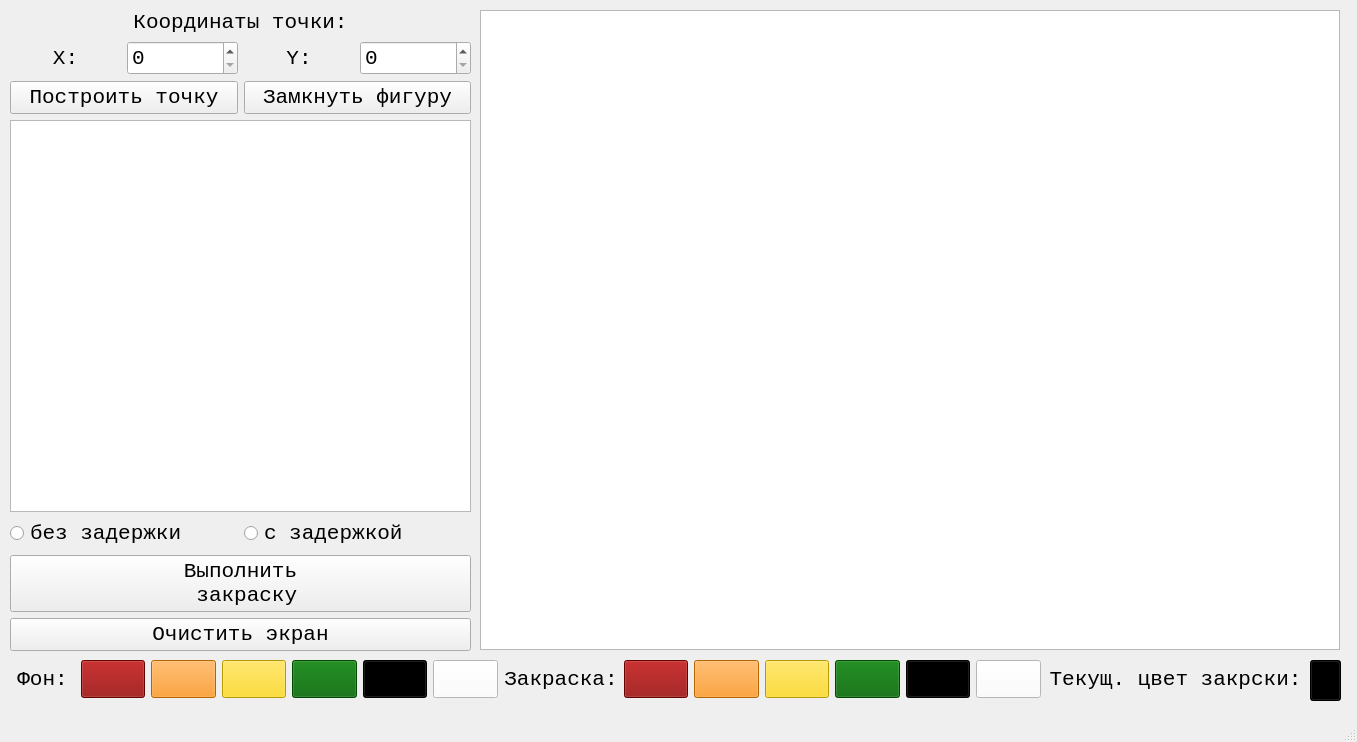
Before: the Qt Designer form lab_05_cg/mainwindow.ui in 4otis/4sem-computer-graphics, drawn with Qt 5.
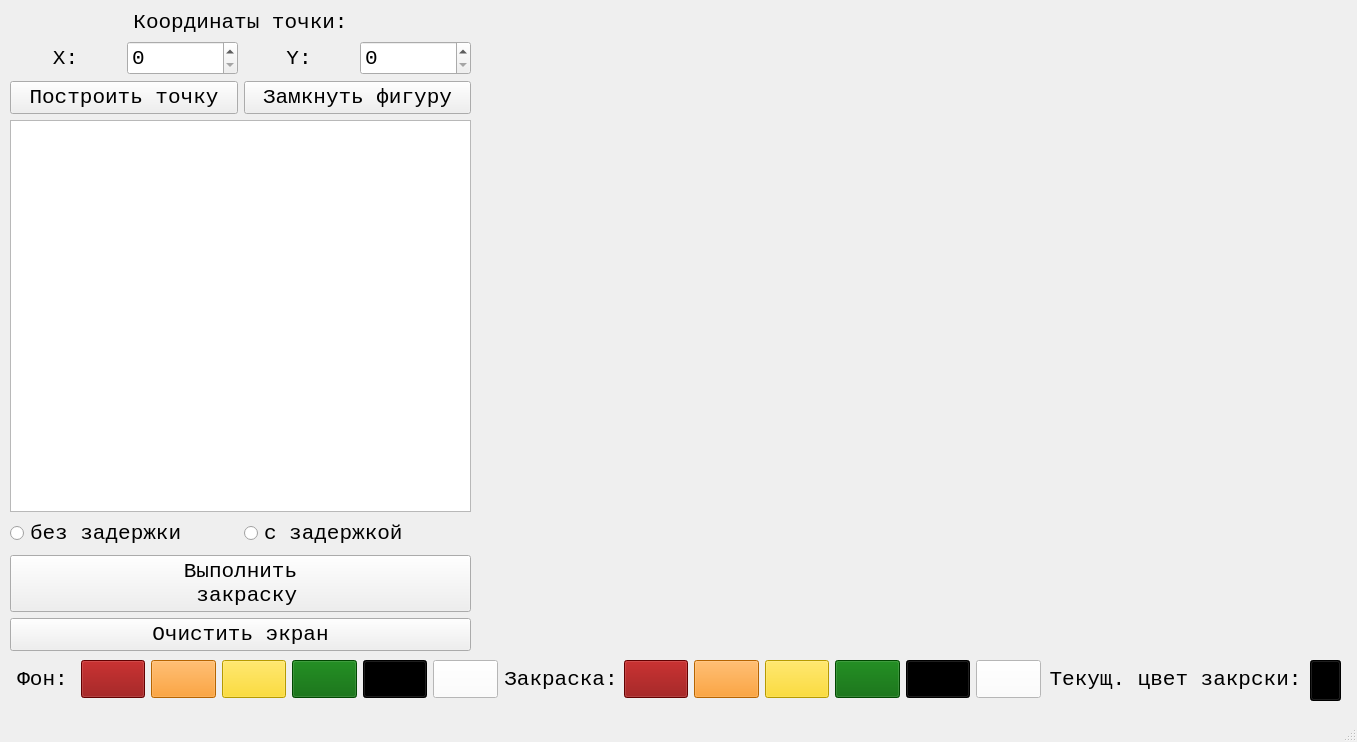
After: the same form once the commit is applied.

Commit message: GraphicsView widget was removed. Some changes were added to UI.

The edit to the form file:
```diff
--- a/lab_05_cg/mainwindow.ui
+++ b/lab_05_cg/mainwindow.ui
@@ -598,58 +598,16 @@
      <set>Qt::AlignCenter</set>
     </property>
    </widget>
-   <widget class="QGraphicsView" name="graphicsView">
+   <widget class="QWidget" name="verticalLayoutWidget">
     <property name="geometry">
      <rect>
-      <x>480</x>
-      <y>10</y>
-      <width>860</width>
-      <height>640</height>
+      <x>479</x>
+      <y>9</y>
+      <width>861</width>
+      <height>641</height>
      </rect>
     </property>
-    <property name="sizePolicy">
-     <sizepolicy hsizetype="Fixed" vsizetype="Fixed">
-      <horstretch>0</horstretch>
-      <verstretch>0</verstretch>
-     </sizepolicy>
-    </property>
-    <property name="minimumSize">
-     <size>
-      <width>860</width>
-      <height>640</height>
-     </size>
-    </property>
-    <property name="maximumSize">
-     <size>
-      <width>860</width>
-      <height>640</height>
-     </size>
-    </property>
-    <property name="font">
-     <font>
-      <pointsize>16</pointsize>
-     </font>
-    </property>
-    <property name="verticalScrollBarPolicy">
-     <enum>Qt::ScrollBarAlwaysOff</enum>
-    </property>
-    <property name="horizontalScrollBarPolicy">
-     <enum>Qt::ScrollBarAlwaysOff</enum>
-    </property>
-    <property name="interactive">
-     <bool>false</bool>
-    </property>
-    <property name="sceneRect">
-     <rectf>
-      <x>0.000000000000000</x>
-      <y>0.000000000000000</y>
-      <width>860.000000000000000</width>
-      <height>640.000000000000000</height>
-     </rectf>
-    </property>
-    <property name="alignment">
-     <set>Qt::AlignLeading|Qt::AlignLeft|Qt::AlignTop</set>
-    </property>
+    <layout class="QVBoxLayout" name="verticalLayout"/>
    </widget>
   </widget>
   <widget class="QMenuBar" name="menubar">
```
